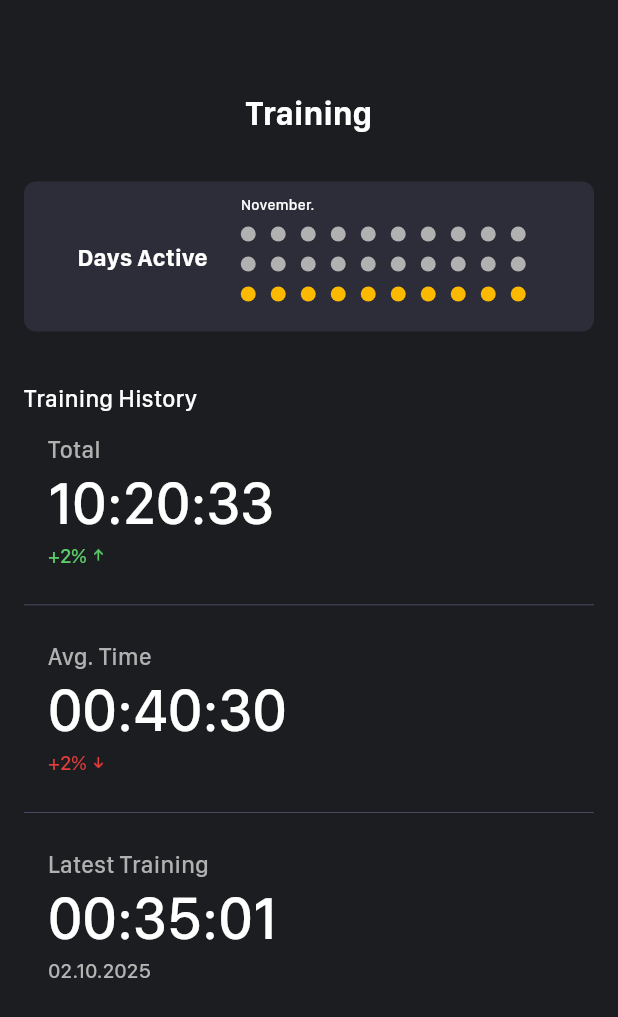
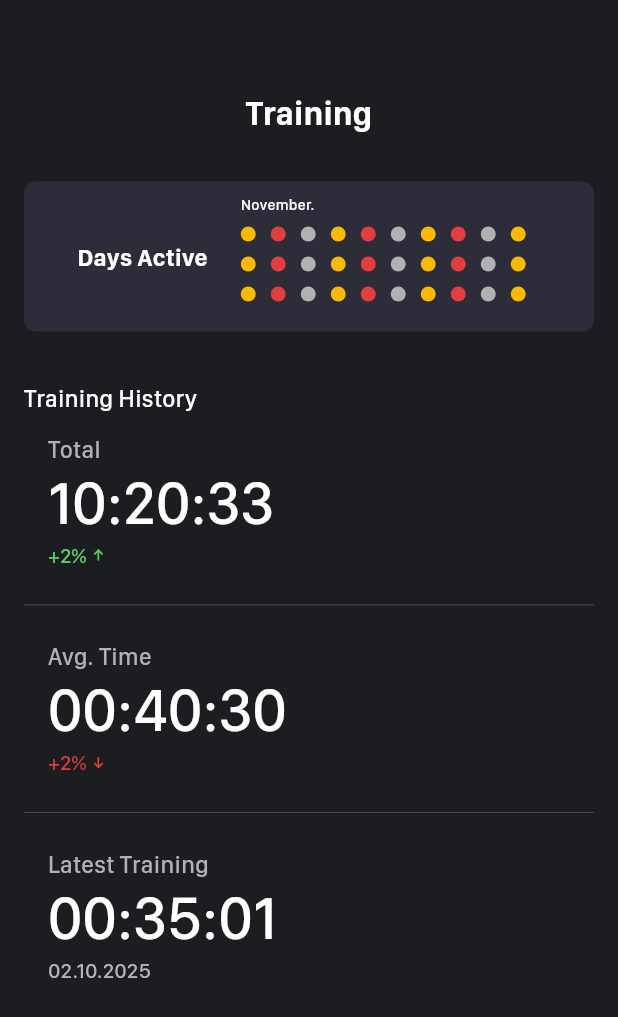
Before and after one commit to TengTeNJ/SpinDefender, a Flutter app: the TrainingDataController screen opened directly, on a phone screen of 412 x 824 dp. Shown: the top 1017 px of the screen. Run offline on Flutter 3.47's test engine with Material 3 defaults, Android fonts, the phone set to English and light mode, and no system bars; our stand-ins replace convex_bottom_bar, device_info_plus, permission_handler, shared_preferences, sqflite, vibration and 1 more; missing offline and left inert: flutter_reactive_ble, video_thumbnail; accounts and stored records are empty.

Commit message:
数据库添加
本地调试

```diff
--- a/lib/constants.dart
+++ b/lib/constants.dart
@@ -185,11 +185,21 @@ class Constants {
 
 
 }
+const kDataFrameHeader = 0xA5; // 数据帧头
+const kDataFrameFoot = 0xAA;// 数据帧尾
+
+
+const kDataBaseTableName = 'ball_table'; // 数据库的表名(捡球数量)
+const kDataBaseTrainingTimeTableName = 'training_time_table'; //数据库的表名(训练时间)
+
+
+
 
 // 蓝牙设置名字
 //const kBLEDevice_NewName = 'Myspeedz';
 const kBLEDevice_NewName = 'Myspeedz';
 
+
 // 新版本的digital shoots和270的蓝牙模块保持一致
 const kBLE_270_SERVICE_UUID = "ffe0";
 const kBLE_270_CHARACTERISTIC_NOTIFY_UUID = "ffe4";
--- a/lib/explore/full_screen_video.dart
+++ b/lib/explore/full_screen_video.dart
@@ -180,9 +180,6 @@ class _FullScreenVideoState extends State<FullScreenVideo> {
                               ),
                             ),
                           )
-
-
-
                         )
 
 
--- /dev/null
+++ b/lib/models/training_time_model.dart
@@ -0,0 +1,26 @@
+//Spin Defender 使用时间
+class TrainingTimeModel {
+
+  String id = '0';
+  String trainingTime = '0'; // 训练时间
+  String time = ''; // 训练日期
+
+  TrainingTimeModel({required this.trainingTime,required this.time});
+
+
+  factory TrainingTimeModel.modelFromJson(Map<String, dynamic> json) {
+    TrainingTimeModel model =  TrainingTimeModel(
+      trainingTime: json['trainingTime'] ?? '0',
+      time: json['time'] ?? '0',
+    );
+    return model;
+  }
+
+  Map<String, dynamic> toJson() =>
+      <String, dynamic>{
+        'trainingTime': this.trainingTime,
+        'time': this.time,
+        'id': this.id,
+      };
+
+}
--- a/lib/training/training_data_controller.dart
+++ b/lib/training/training_data_controller.dart
@@ -1,10 +1,13 @@
 import 'package:flutter/material.dart';
 import 'package:spin_defender/constants.dart';
 import 'package:spin_defender/models/month_data_model.dart';
+import 'package:spin_defender/models/training_time_model.dart';
 import 'package:spin_defender/training/training_data_view.dart';
 import 'package:spin_defender/training/training_month_data_view.dart';
 import 'package:intl/intl.dart';
 
+import '../util/data_base.dart';
+import '../util/string_util.dart';
 
 class TrainingDataController extends StatefulWidget {
   const TrainingDataController({super.key});
@@ -14,7 +17,6 @@ class TrainingDataController extends StatefulWidget {
 }
 
 class _TrainingDataControllerState extends State<TrainingDataController> {
-
   @override
   void initState() {
     // TODO: implement initState
@@ -25,6 +27,27 @@ class _TrainingDataControllerState extends State<TrainingDataController> {
     // 2. 当前月份有多少天
     final daysInMonth = DateTime(now.year, now.month + 1, 0).day;
     print('Month: $monthEn, Days: $daysInMonth');
+
+    var todayTime = StringUtil.currentTimeString();
+    var model = TrainingTimeModel(trainingTime: "40", time: todayTime);
+    DataBaseHelper().insertData(kDataBaseTrainingTimeTableName, model);
+
+    var arr = DataBaseHelper().getData(kDataBaseTrainingTimeTableName);
+    print("123${arr}");
+
+    getTodayBallNumsByDB();
+  }
+
+  // 获取这个月的训练数据
+  void getTodayBallNumsByDB() async {
+    final _list = await DataBaseHelper().getData(
+      kDataBaseTrainingTimeTableName,
+    );
+    var todayTime = StringUtil.currentTimeString();
+    // 先取出今日的捡球数量
+    _list.forEach((element) {
+      print("训练数据${element.trainingTime}--${element.time}");
+    });
   }
 
   @override
@@ -36,13 +59,13 @@ class _TrainingDataControllerState extends State<TrainingDataController> {
           mainAxisAlignment: MainAxisAlignment.start,
           crossAxisAlignment: CrossAxisAlignment.center,
           children: [
-            SizedBox(height: 64,),
+            SizedBox(height: 64),
             Constants.boldBaseTextWidget("Training", 22),
-            SizedBox(height: 35,),
+            SizedBox(height: 35),
 
             /// 当前月份的训练时间汇总
             Center(
-              child:Container(
+              child: Container(
                 width: Constants.screenWidth(context) - 32,
                 // color: Constants.actionSwitchBGColor,
                 decoration: BoxDecoration(
@@ -54,26 +77,31 @@ class _TrainingDataControllerState extends State<TrainingDataController> {
               ),
             ),
 
-
-            SizedBox(height: 36,),
+            SizedBox(height: 36),
             Container(
-                margin: EdgeInsets.only(left:16 ),
+              margin: EdgeInsets.only(left: 16),
               width: Constants.screenWidth(context),
               // color: Colors.red,
-                child:Column(
+              child: Column(
                 mainAxisAlignment: MainAxisAlignment.start,
                 crossAxisAlignment: CrossAxisAlignment.start,
                 children: [
-                    Constants.mediumWhiteTextWidget("Training History", 16, Colors.white),
-                    SizedBox(height: 18,),
+                  Constants.mediumWhiteTextWidget(
+                    "Training History",
+                    16,
+                    Colors.white,
+                  ),
+                  SizedBox(height: 18),
 
                   /// 总共的训练时间
                   Container(
                     margin: EdgeInsets.only(left: 16),
-                      child: TrainingDataView(model: MonthDataModel("Total", "10:20:33", "+2%"),),
+                    child: TrainingDataView(
+                      model: MonthDataModel("Total", "10:20:33", "+2%"),
+                    ),
                   ),
 
-                    SizedBox(height: 26,),
+                  SizedBox(height: 26),
                   Container(
                     width: Constants.screenWidth(context) - 32,
                     height: 0.5,
@@ -81,13 +109,15 @@ class _TrainingDataControllerState extends State<TrainingDataController> {
                   ),
 
                   /// 平均训练时间
-                    SizedBox(height: 26,),
+                  SizedBox(height: 26),
                   Container(
                     margin: EdgeInsets.only(left: 16),
-                      child: TrainingDataView(model: MonthDataModel("Avg. Time", "00:40:30", "+2%"),),
+                    child: TrainingDataView(
+                      model: MonthDataModel("Avg. Time", "00:40:30", "+2%"),
+                    ),
                   ),
 
-                    SizedBox(height: 26,),
+                  SizedBox(height: 26),
                   Container(
                     width: Constants.screenWidth(context) - 32,
                     height: 0.5,
@@ -95,15 +125,21 @@ class _TrainingDataControllerState extends State<TrainingDataController> {
                   ),
 
                   /// 最近一次的训练时间
-                    SizedBox(height: 26,),
+                  SizedBox(height: 26),
                   Container(
                     margin: EdgeInsets.only(left: 16),
-                      child: TrainingDataView(model: MonthDataModel("Latest Training", "00:35:01", "02.10.2025"),),
+                    child: TrainingDataView(
+                      model: MonthDataModel(
+                        "Latest Training",
+                        "00:35:01",
+                        "02.10.2025",
                       ),
-                    SizedBox(height: 26,),
+                    ),
+                  ),
+                  SizedBox(height: 26),
                 ],
-                )
-            )
+              ),
+            ),
           ],
         ),
       ),
--- a/lib/training/training_month_data_view.dart
+++ b/lib/training/training_month_data_view.dart
@@ -28,6 +28,20 @@ class _TrainingMonthDataViewState extends State<TrainingMonthDataView> {
     setState(() {});
   }
 
+  Color getColorByIndex(int index,int row) {
+    // 默认按 0、1、2 循环 黄 / 红 / 灰
+    switch (index % 3) {
+      case 0:
+        return Constants.ciccleYellowColor;
+      case 1:
+        return Constants.ciccleRedColor;
+      case 2:
+        return Constants.circlrGreyColor;
+      default:
+        return Colors.transparent;
+    }
+  }
+
   @override
   Widget build(BuildContext context) {
     return Row(
@@ -36,16 +50,12 @@ class _TrainingMonthDataViewState extends State<TrainingMonthDataView> {
       children: [
         Constants.boldBaseTextWidget("Days Active", 16),
         SizedBox(width: 22,),
-
-
-
         Column(
           mainAxisAlignment: MainAxisAlignment.center,
           crossAxisAlignment:CrossAxisAlignment.start,
           children: [
             Constants.mediumWhiteTextWidget(("${currentMonth}."), 10 , Colors.white),
             SizedBox(height: 10,),
-
             Column(                       // 三行
               mainAxisSize: MainAxisSize.min,
               mainAxisAlignment: MainAxisAlignment.center,
@@ -62,7 +72,7 @@ class _TrainingMonthDataViewState extends State<TrainingMonthDataView> {
                       width: 10,
                       height: 10,
                       decoration:  BoxDecoration(
-                        color: row == 2  ? Constants.ciccleYellowColor :Constants.circlrGreyColor,
+                        color: getColorByIndex(i,row),
                         shape: BoxShape.circle,
                       ),
                     ),
@@ -72,14 +82,9 @@ class _TrainingMonthDataViewState extends State<TrainingMonthDataView> {
               ),
               ),
             )
-
-
           ],
         )
-
       ],
     );
-
-
   }
 }
--- /dev/null
+++ b/lib/util/string_util.dart
@@ -0,0 +1,13 @@
+import 'package:intl/intl.dart'; // 导入intl包
+
+
+class StringUtil {
+  /*当前时间字符串*/
+  static String currentTimeString() {
+    DateTime now = DateTime.now();
+    String formattedDate = DateFormat('yyyy-MM-dd').format(now);
+    return formattedDate;
+  }
+
+
+}
```
Also changed, not shown: lib/training/training_data_view.dart (+2 -5 lines), lib/util/ble_send_data.dart (added, +24 -0 lines), lib/util/ble_send_util.dart (added, +31 -0 lines), lib/util/blue_tooth_manager.dart (+21 -0 lines), lib/util/data_base.dart (added, +84 -0 lines), lib/util/device_data_manager.dart (added, +11 -0 lines), pubspec.yaml (+6 -1 lines). Lines whose indentation alone changed are shown as unchanged.
